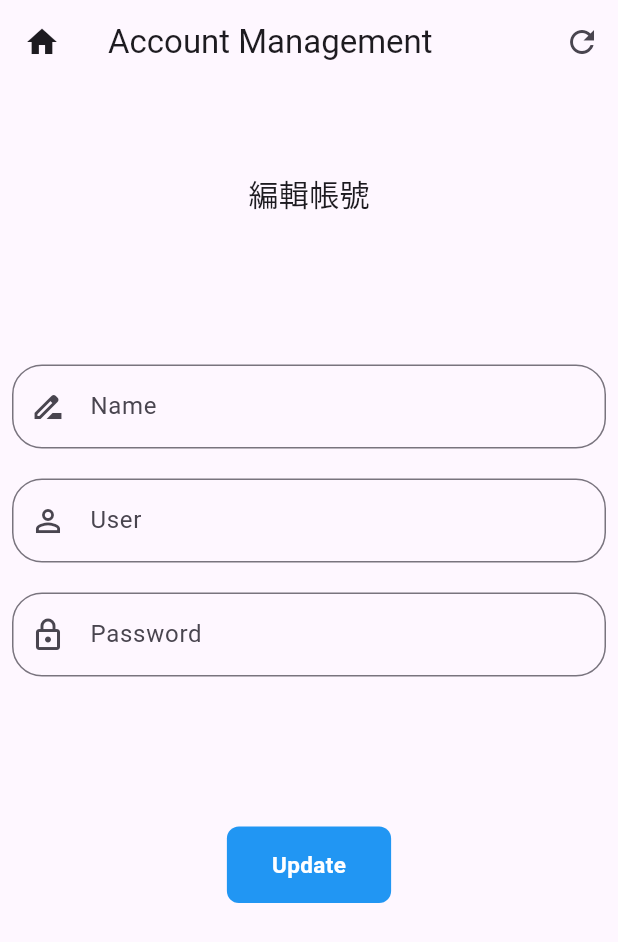
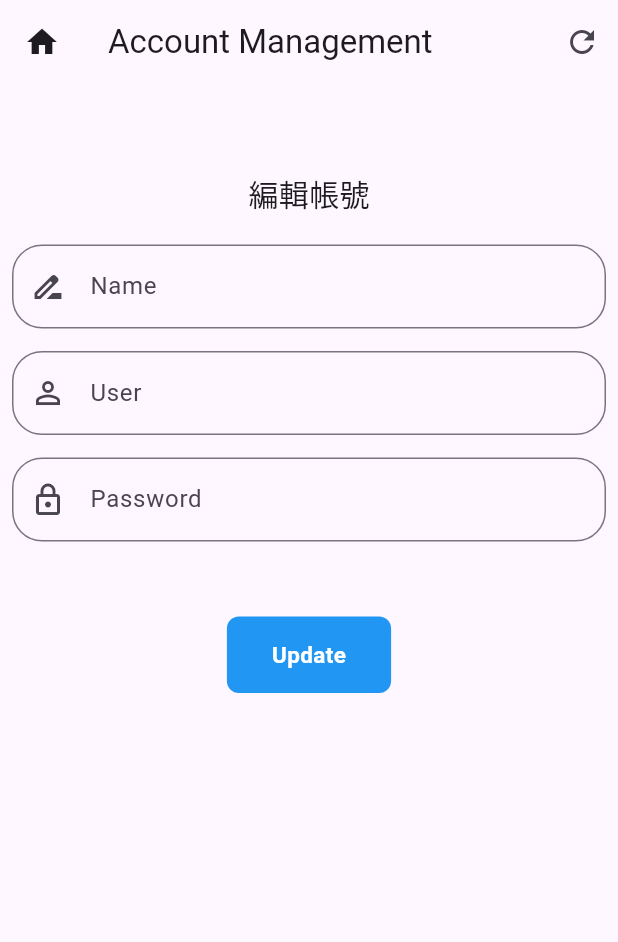
Before and after one commit to Alan-Allen/Flutter_Password, a Flutter app: the AccountPage screen opened directly with empty values, after a tap on "Update", on a phone screen of 412 x 824 dp. Shown: the top 942 px of the screen. Run offline on Flutter 3.47's test engine with Material 3 defaults, Android fonts, the phone set to English and light mode, and no system bars; our stand-ins replace go_router, sqflite; accounts and stored records are empty.

Commit message:
school-2024/3/18/04:38

```diff
--- a/lib/DB/DBHelper.dart
+++ b/lib/DB/DBHelper.dart
@@ -216,7 +216,7 @@ class DBHelper {
       await dbClient?.transaction((txn) async {
         await txn.rawUpdate('''
           UPDATE users
-          SET name = ?, user = ?, pasword = ?
+          SET name = ?, user = ?, password = ?
           WHERE id = ?;
         ''', [userList.name, userList.user, userList.password, userList.id]);
       });
--- a/lib/page/AccountPage.dart
+++ b/lib/page/AccountPage.dart
@@ -19,6 +19,7 @@ class _AccountPageState extends State<AccountPage> {
   final TextEditingController _passwordcontroller = TextEditingController();
   late List<UserList> users = [];
   late int ID = -1;
+  final String login = 'true';
 
   @override
   void initState() {
@@ -30,11 +31,11 @@ class _AccountPageState extends State<AccountPage> {
     super.didChangeDependencies();
     ID = int.tryParse(widget.id) ?? -1;
     if (ID != null) {
-      getKeysFromDB();
+      getUsersFromDB();
     }
   }
 
-  void getKeysFromDB() async {
+  void getUsersFromDB() async {
     print('ID: $ID');
     List<UserList> userList = await getUser(ID);
     setState(() {
@@ -61,7 +62,7 @@ class _AccountPageState extends State<AccountPage> {
           IconButton(
             onPressed: () {
               print('Refresh Button Pressed');
-              getKeysFromDB();
+              getUsersFromDB();
             },
             icon: const Icon(Icons.refresh),
           ),
@@ -81,7 +82,7 @@ class _AccountPageState extends State<AccountPage> {
                   ),
               ),
             ),
-            const SizedBox(height: 100),
+            const SizedBox(height: 20),
             SizedBox(
               width: 500,
               child: TextField(
@@ -97,7 +98,7 @@ class _AccountPageState extends State<AccountPage> {
                 ),
               ),
             ),
-            const SizedBox(height: 20),
+            const SizedBox(height: 15),
             SizedBox(
               width: 500,
               child: TextField(
@@ -113,7 +114,7 @@ class _AccountPageState extends State<AccountPage> {
                 ),
               ),
             ),
-            const SizedBox(height: 20),
+            const SizedBox(height: 15),
             SizedBox(
               width: 500,
               child: TextField(
@@ -129,11 +130,18 @@ class _AccountPageState extends State<AccountPage> {
                 ),
               ),
             ),
-            const SizedBox(height: 100),
+            const SizedBox(height: 50),
             Center(
               child: CustomButton(
                 onPressed: () {
                   print('Update Button Pressed');
+                  String name = _namecontroller.text;
+                  String user = _usercontroller.text;
+                  String password = _passwordcontroller.text;
+                  update(users.first.id, name, user, password);
+                  setState(() {
+                    getUsersFromDB();
+                  });
                 },
                 text: 'Update',
                 color: Colors.blue,
@@ -192,6 +200,7 @@ void update(int id, String name, String user, String password) async {
   await dbHelper.initdb();
   UserList users = UserList(id, name, user, password);
   await dbHelper.updateUser(users);
+  print('Update data: ID: $id, Name: $name, User: $user, Password: $password');
 }
 
 void delete(int id) async {
--- a/lib/page/HomePage.dart
+++ b/lib/page/HomePage.dart
@@ -19,7 +19,7 @@ class HomePage extends StatelessWidget {
           mainAxisAlignment: MainAxisAlignment.center,
           children: [
             const Text(
-                '密碼管理服務\nPasswordMangement',
+              '密碼管理服務\nPasswordMangement',
               style: TextStyle(
                 fontSize: 24,
                 fontWeight: FontWeight.bold,
--- a/lib/page/PasswordPage.dart
+++ b/lib/page/PasswordPage.dart
@@ -15,6 +15,7 @@ class PasswordPage extends StatefulWidget {
 class _PasswordPageState extends State<PasswordPage> {
   final TextEditingController _searchController = TextEditingController();
   final TextEditingController _keyController = TextEditingController();
+  final bool login = true;
 
   late List<KeyList> keys = [];
   List<String> titleList = ["ID", "Password", "Set"];
@@ -43,7 +44,7 @@ class _PasswordPageState extends State<PasswordPage> {
           icon: const Icon(Icons.home),
           onPressed: () {
             print('Back to Home');
-            router.go('/');
+            router.goNamed('/', pathParameters: {'login': '$login'});
           },
         ),
         title: const Text('Password Management'),
```
Also changed, not shown: lib/page/LoginPage.dart (+13 -1 lines), lib/page/SignUpPage.dart (added, +106 -0 lines), lib/routes/router.dart (+14 -3 lines).
